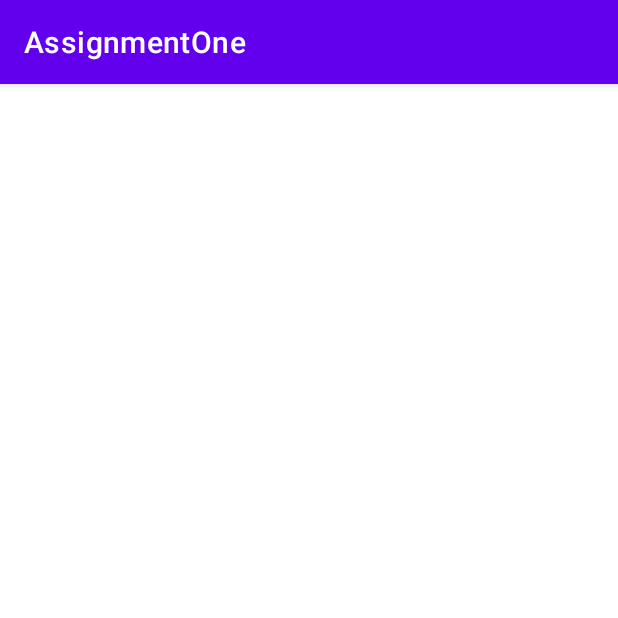
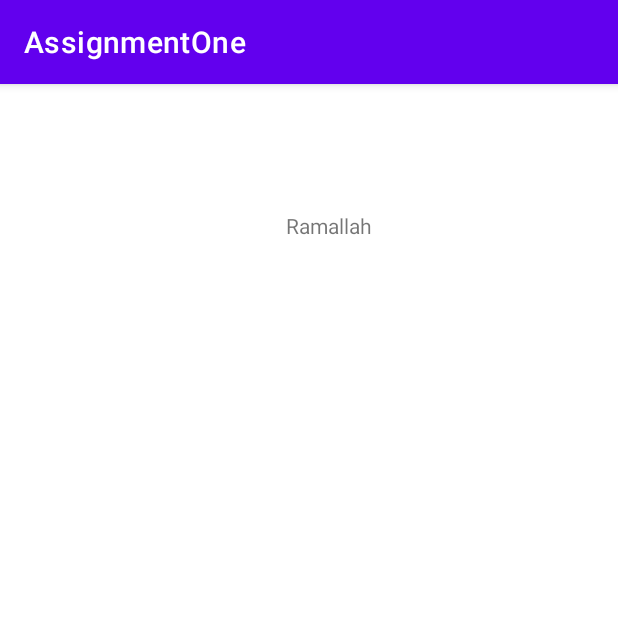
Before and after one commit to BatoulSammoudi/assignmentOne, an Android app: the screen it shows after launch (Activity2), after a tap on "SAVE", on a phone screen of 412 x 824 dp, the top half of it. Run offline under Robolectric (Android 15) with nearby library versions, the phone set to English and light mode, and no system bars; 1 statement that could not run was skipped.

Commit message:
first commit

```diff
--- a/app/src/main/java/edu/birzeit/assignmentone/Activity2.java
+++ b/app/src/main/java/edu/birzeit/assignmentone/Activity2.java
@@ -7,19 +7,31 @@ import android.os.Bundle;
 import android.widget.TextView;
 
 public class Activity2 extends AppCompatActivity {
- private TextView firstName ;
+ private TextView firstName , lastName , address ,gender , student , city ;
+
     @Override
     protected void onCreate(Bundle savedInstanceState) {
         super.onCreate(savedInstanceState);
         setContentView(R.layout.activity_2);
         firstName = findViewById(R.id.firstName) ;
+        lastName = findViewById(R.id.lastName) ;
+        address = findViewById(R.id.address) ;
+        gender = findViewById(R.id.gender) ;
+        student = findViewById(R.id.student) ;
+        city = findViewById(R.id.city) ;
         String data = getIntent().getStringExtra("FirstName") ;
         String last = getIntent().getStringExtra("LastName") ;
-        String address = getIntent().getStringExtra("Address") ;
-        String gender = getIntent().getStringExtra("Gender") ;
-        String city = getIntent().getStringExtra("City") ;
+        String address2 = getIntent().getStringExtra("Address") ;
+        String gender2 = getIntent().getStringExtra("Gender") ;
+        String city2 = getIntent().getStringExtra("City") ;
+        String student2 = getIntent().getStringExtra("Are you a student ?") ;
 
         firstName.setText(data);
+        lastName.setText(last);
+        address.setText(address2);
+        gender.setText(gender2);
+        student.setText(student2);
+        city.setText(city2);
 
     }
 }
--- a/app/src/main/java/edu/birzeit/assignmentone/MainActivity.java
+++ b/app/src/main/java/edu/birzeit/assignmentone/MainActivity.java
@@ -49,7 +49,7 @@ public class MainActivity extends AppCompatActivity implements AdapterView.OnIte
         Intent intent = new Intent(this,Activity2.class) ;
         if (yes.isChecked()) {
             String yesStr = "Yes" ;
-            intent.putExtra("Are you a studen ?", yesStr) ;
+            intent.putExtra("Are you a student ?", yesStr) ;
         } else if (no.isChecked()) {
             String noStr = "No" ;
             intent.putExtra("Are you a student ?" , noStr ) ;
--- a/app/src/main/res/layout/activity_2.xml
+++ b/app/src/main/res/layout/activity_2.xml
@@ -7,14 +7,72 @@
     tools:context=".Activity2">
 
     <TextView
+        android:id="@+id/lastName"
+        android:layout_width="wrap_content"
+        android:layout_height="wrap_content"
+        android:layout_marginBottom="16dp"
+        android:text="TextView"
+        app:layout_constraintBottom_toTopOf="@+id/address"
+        app:layout_constraintEnd_toEndOf="parent"
+        app:layout_constraintHorizontal_bias="0.538"
+        app:layout_constraintStart_toStartOf="parent"
+        app:layout_constraintTop_toBottomOf="@+id/firstName" />
+
+    <TextView
+        android:id="@+id/address"
+        android:layout_width="wrap_content"
+        android:layout_height="wrap_content"
+        android:text="TextView"
+        app:layout_constraintEnd_toEndOf="parent"
+        app:layout_constraintHorizontal_bias="0.538"
+        app:layout_constraintStart_toStartOf="parent"
+        tools:layout_editor_absoluteY="137dp" />
+
+    <TextView
+        android:id="@+id/gender"
+        android:layout_width="wrap_content"
+        android:layout_height="wrap_content"
+        android:layout_marginTop="28dp"
+        android:text="TextView"
+        app:layout_constraintEnd_toEndOf="parent"
+        app:layout_constraintHorizontal_bias="0.538"
+        app:layout_constraintStart_toStartOf="parent"
+        app:layout_constraintTop_toBottomOf="@+id/city" />
+
+    <TextView
+        android:id="@+id/student"
+        android:layout_width="wrap_content"
+        android:layout_height="wrap_content"
+        android:layout_marginTop="36dp"
+        android:text="TextView"
+        app:layout_constraintBottom_toBottomOf="parent"
+        app:layout_constraintEnd_toEndOf="parent"
+        app:layout_constraintHorizontal_bias="0.538"
+        app:layout_constraintStart_toStartOf="parent"
+        app:layout_constraintTop_toBottomOf="@+id/gender"
+        app:layout_constraintVertical_bias="0.0" />
+
+    <TextView
+        android:id="@+id/city"
+        android:layout_width="wrap_content"
+        android:layout_height="wrap_content"
+        android:layout_marginBottom="404dp"
+        android:text="TextView"
+        app:layout_constraintBottom_toBottomOf="parent"
+        app:layout_constraintEnd_toEndOf="parent"
+        app:layout_constraintHorizontal_bias="0.538"
+        app:layout_constraintStart_toStartOf="parent"
+        app:layout_constraintTop_toBottomOf="@+id/address"
+        app:layout_constraintVertical_bias="0.2" />
+
+    <TextView
         android:id="@+id/firstName"
         android:layout_width="wrap_content"
         android:layout_height="wrap_content"
+        android:layout_marginTop="28dp"
         android:text="TextView"
-        app:layout_constraintBottom_toBottomOf="parent"
         app:layout_constraintEnd_toEndOf="parent"
-        app:layout_constraintHorizontal_bias="0.498"
+        app:layout_constraintHorizontal_bias="0.538"
         app:layout_constraintStart_toStartOf="parent"
-        app:layout_constraintTop_toTopOf="parent"
-        app:layout_constraintVertical_bias="0.13" />
+        app:layout_constraintTop_toTopOf="parent" />
 </androidx.constraintlayout.widget.ConstraintLayout>
```
